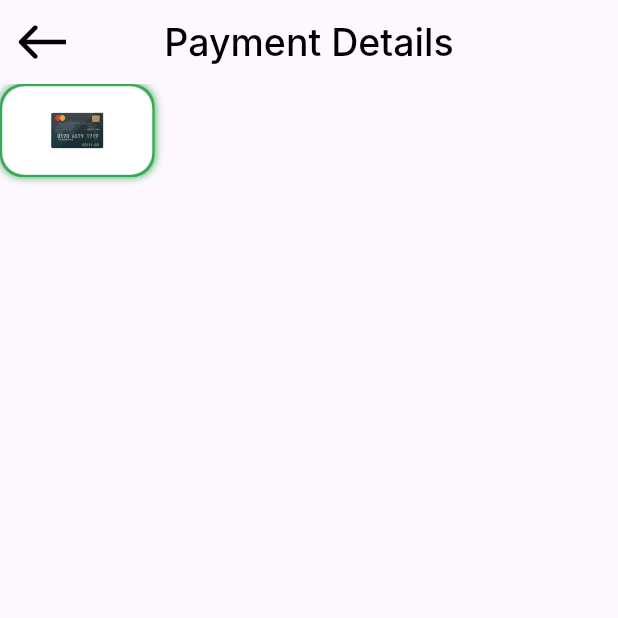
After one commit to Osama-El-Dawli/checkout_app, a Flutter app: the screen it shows after launch, after a tap on "Complete Payment", on a phone screen of 412 x 824 dp, the top half of it. The commit adds this screen. Run offline on Flutter 3.47's test engine with Material 3 defaults, Android fonts, the phone set to English and light mode, and no system bars; our stand-ins replace flutter_svg; Roboto replaces fonts that are missing (Inter).

Commit message:
create payment details view

```diff
--- a/lib/features/checkout/presentation/views/my_cart_view.dart
+++ b/lib/features/checkout/presentation/views/my_cart_view.dart
@@ -1,6 +1,6 @@
+import 'package:checkout_app/features/checkout/presentation/views/widgets/custom_app_bar.dart';
 import 'package:checkout_app/features/checkout/presentation/views/widgets/my_cart_view_body.dart';
 import 'package:flutter/material.dart';
-import 'package:flutter_svg/flutter_svg.dart';
 
 class MyCartView extends StatelessWidget {
   const MyCartView({super.key});
@@ -8,24 +8,10 @@ class MyCartView extends StatelessWidget {
   @override
   Widget build(BuildContext context) {
     return Scaffold(
-      appBar: AppBar(
-        centerTitle: true,
-        elevation: 0,
-        leading: Center(
-          child: SvgPicture.asset('assets/images/arrow.svg'),
-        ),
-        title: const Text(
-          'My Cart',
-          style: TextStyle(
-            color: Colors.black,
-            fontSize: 25,
-            fontFamily: 'Inter',
-            fontWeight: FontWeight.w500,
-            height: 0,
-          ),
-        ),
-      ),
+      appBar: customAppBar(title: 'My Cart'),
       body: const MyCartViewBody(),
     );
   }
+
+
 }
--- /dev/null
+++ b/lib/features/checkout/presentation/views/payment_details_view.dart
@@ -0,0 +1,15 @@
+import 'package:checkout_app/features/checkout/presentation/views/widgets/custom_app_bar.dart';
+import 'package:checkout_app/features/checkout/presentation/views/widgets/payment_details_view_body.dart';
+import 'package:flutter/material.dart';
+
+class PaymentDetailsView extends StatelessWidget {
+  const PaymentDetailsView({super.key});
+
+  @override
+  Widget build(BuildContext context) {
+    return Scaffold(
+      appBar: customAppBar(title: 'Payment Details'),
+      body: const PaymentDetailsViewBody(),
+    );
+  }
+}
--- /dev/null
+++ b/lib/features/checkout/presentation/views/widgets/custom_app_bar.dart
@@ -0,0 +1,22 @@
+import 'package:flutter/material.dart';
+import 'package:flutter_svg/svg.dart';
+
+AppBar customAppBar({required final String title}) {
+    return AppBar(
+      centerTitle: true,
+      elevation: 0,
+      leading: Center(
+        child: SvgPicture.asset('assets/images/arrow.svg'),
+      ),
+      title: Text(
+        title,
+        style: const TextStyle(
+          color: Colors.black,
+          fontSize: 25,
+          fontFamily: 'Inter',
+          fontWeight: FontWeight.w500,
+          height: 0,
+        ),
+      ),
+    );
+  }
--- a/lib/features/checkout/presentation/views/widgets/my_cart_view_body.dart
+++ b/lib/features/checkout/presentation/views/widgets/my_cart_view_body.dart
@@ -1,4 +1,5 @@
 import 'package:checkout_app/core/widgets/custom_button.dart';
+import 'package:checkout_app/features/checkout/presentation/views/payment_details_view.dart';
 import 'package:checkout_app/features/checkout/presentation/views/widgets/order_info_item.dart';
 import 'package:checkout_app/features/checkout/presentation/views/widgets/total_price.dart';
 import 'package:flutter/material.dart';
@@ -47,8 +48,13 @@ class MyCartViewBody extends StatelessWidget {
             title: 'Total',
             value: '\$50.97',
           ),
-          const CustomButton(
+          CustomButton(
             text: 'Complete Payment',
+            onTap: () {
+              Navigator.of(context).push(MaterialPageRoute(builder: (context) {
+                return const PaymentDetailsView();
+              }));
+            },
           ),
         ],
       ),
--- /dev/null
+++ b/lib/features/checkout/presentation/views/widgets/payment_details_view_body.dart
@@ -0,0 +1,47 @@
+import 'package:flutter/material.dart';
+import 'package:flutter_svg/flutter_svg.dart';
+
+class PaymentDetailsViewBody extends StatelessWidget {
+  const PaymentDetailsViewBody({super.key});
+
+  @override
+  Widget build(BuildContext context) {
+    return Column(
+      children: [
+        Container(
+          width: 103,
+          height: 62,
+          decoration: ShapeDecoration(
+            shape: RoundedRectangleBorder(
+              side: const BorderSide(
+                width: 1.50,
+                color: Color(0xff34a853),
+              ),
+              borderRadius: BorderRadius.circular(15),
+            ),
+            shadows: const [
+              BoxShadow(
+                color: Color(0xff34a853),
+                blurRadius: 4,
+                offset: Offset(0, 0),
+                spreadRadius: 0,
+              ),
+            ],
+          ),
+          child: Container(
+            decoration: BoxDecoration(
+              color: Colors.white,
+              borderRadius: BorderRadius.circular(15),
+            ),
+            child: Center(
+              child: SvgPicture.asset(
+                height: 24,
+                'assets/images/card.svg',
+              ),
+            ),
+          ),
+        ),
+      ],
+    );
+  }
+}
```
Also changed, not shown: assets/images/card.svg (added), assets/images/paypal.svg (added).
